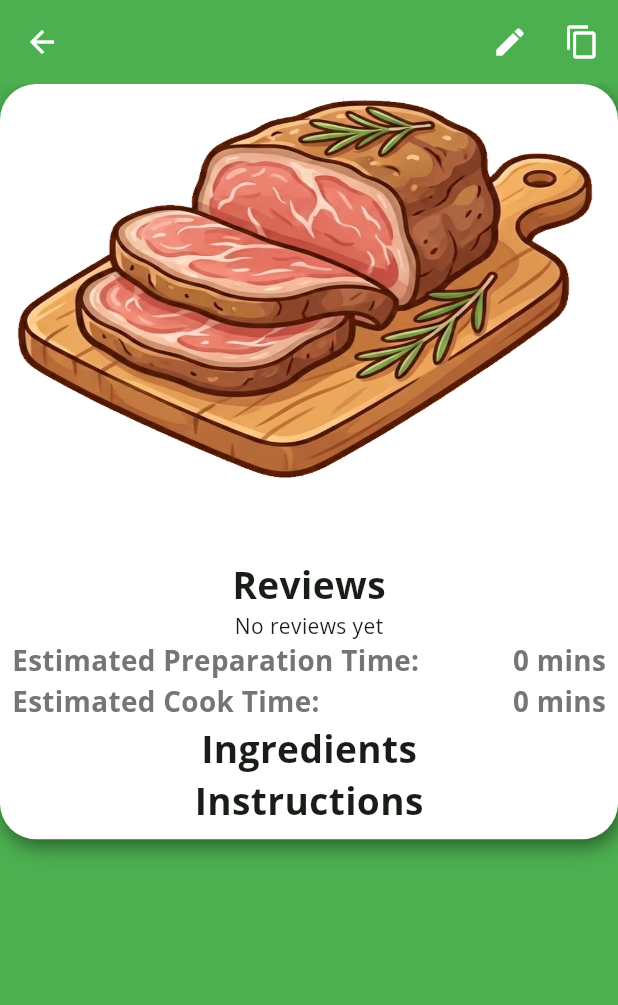
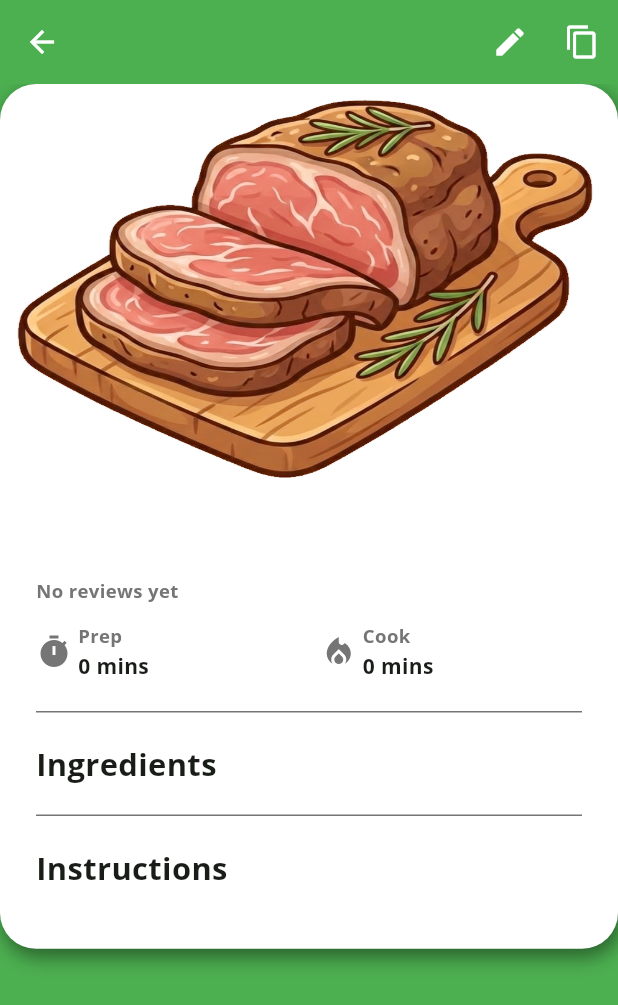
Before and after one commit to JamesMeta/Menu-Plus, a Flutter app: the RecipeViewer screen opened directly with empty values, on a phone screen of 412 x 824 dp. Shown: the top 1005 px of the screen. Run offline on Flutter 3.47's test engine with Material 3 defaults, Android fonts, the phone set to English and light mode, and no system bars; our stand-ins replace cached_network_image, flutter_screenutil, go_router, google_sign_in, image_cropper, image_picker and 2 more; accounts and stored records are empty; network calls fail.

Commit message:
recipe viewer formatted to meet UI quality Standards
Co-authored-by: Copilot <copilot@github.com>

```diff
--- a/rankmyroast/lib/screens/navigational_base_screen/views/recipe/recipe_view.dart
+++ b/rankmyroast/lib/screens/navigational_base_screen/views/recipe/recipe_view.dart
@@ -207,6 +207,7 @@ class _RecipeViewState extends State<RecipeView> {
                                     extra: ViewRecipeExtra(
                                       group: _selectedGroup!,
                                       recipe: recipe,
+                                      userGroups: groups,
                                     ),
                                   );
                                 },
--- a/rankmyroast/lib/screens/navigational_base_screen/views/recipe/screens/create/widgets/time_section_widget.dart
+++ b/rankmyroast/lib/screens/navigational_base_screen/views/recipe/screens/create/widgets/time_section_widget.dart
@@ -69,6 +69,7 @@ class TimeSectionWidget extends StatelessWidget {
                     textAlign: TextAlign.left,
                   ),
                   children: [
+                    Divider(color: Colors.grey[600]!),
                     Column(
                       mainAxisSize: MainAxisSize.min,
                       crossAxisAlignment: CrossAxisAlignment.start,
@@ -93,6 +94,7 @@ class TimeSectionWidget extends StatelessWidget {
                                     child: TextField(
                                       controller: controllerPrepTime,
                                       keyboardType: TextInputType.number,
+                                      textAlign: TextAlign.center,
                                       decoration: InputDecoration(
                                         border: OutlineInputBorder(
                                           borderRadius: BorderRadius.circular(
@@ -125,6 +127,7 @@ class TimeSectionWidget extends StatelessWidget {
                                     child: TextField(
                                       controller: controllerCookTime,
                                       keyboardType: TextInputType.number,
+                                      textAlign: TextAlign.center,
                                       decoration: InputDecoration(
                                         border: OutlineInputBorder(
                                           borderRadius: BorderRadius.circular(
--- a/rankmyroast/lib/screens/navigational_base_screen/views/recipe/screens/viewer/recipe_viewer.dart
+++ b/rankmyroast/lib/screens/navigational_base_screen/views/recipe/screens/viewer/recipe_viewer.dart
@@ -1,6 +1,8 @@
 import 'package:cached_network_image/cached_network_image.dart';
 import 'package:flutter/material.dart';
 import 'package:flutter_screenutil/flutter_screenutil.dart';
+import 'package:go_router/go_router.dart';
+import 'package:rankmyroast/classes/extra/create_recipe_extra.dart';
 import 'package:rankmyroast/classes/modals/group.dart';
 import 'package:rankmyroast/classes/modals/recipe.dart';
 import 'package:rankmyroast/classes/modals/recipe_rating.dart';
@@ -11,8 +13,9 @@ import 'package:supabase_flutter/supabase_flutter.dart';
 class RecipeViewer extends StatefulWidget {
   final Recipe? recipe;
   final Group? group;
+  final List<Group>? userGroups;
 
-  const RecipeViewer({super.key, this.recipe, this.group});
+  const RecipeViewer({super.key, this.recipe, this.group, this.userGroups});
 
   @override
   State<RecipeViewer> createState() => _RecipeViewerState();
@@ -22,6 +25,7 @@ class _RecipeViewerState extends State<RecipeViewer> {
   late final bool _isOwner;
   late final Recipe _recipe;
   late final Group? _group;
+  late final List<Group>? _userGroups;
   late final String? _recipeImageUrl;
 
   late final Future<List<RecipeRating>?> _ratings;
@@ -31,6 +35,7 @@ class _RecipeViewerState extends State<RecipeViewer> {
     _recipe = widget.recipe!;
     _recipeImageUrl = _recipe.publicImageUrl;
     _group = widget.group;
+    _userGroups = widget.userGroups;
 
     _isOwner = _recipe.userId == Supabase.instance.client.auth.currentUser!.id;
     _ratings = _fetchRatings();
@@ -44,10 +49,17 @@ class _RecipeViewerState extends State<RecipeViewer> {
         backgroundColor: Colors.green,
         foregroundColor: Colors.white,
         actions: [
-          _isOwner
+          _isOwner && _userGroups != null
               ? IconButton(
                 onPressed: () {
-                  //TODO
+                  context.pushReplacement(
+                    "/base/create-recipe",
+                    extra: CreateRecipeExtra(
+                      recipeToEdit: _recipe,
+                      selectedGroup: _group,
+                      groups: _userGroups,
+                    ),
+                  );
                 },
                 icon: Icon(Icons.edit),
               )
@@ -99,7 +111,7 @@ class _RecipeViewerState extends State<RecipeViewer> {
                                 imageUrl: _recipeImageUrl,
                                 fit: BoxFit.fill,
                                 width: double.infinity,
-                                height: 300.h,
+                                height: 250.h,
 
                                 placeholder:
                                     (context, url) =>
@@ -125,24 +137,25 @@ class _RecipeViewerState extends State<RecipeViewer> {
                 ),
 
                 Padding(
-                  padding: const EdgeInsets.all(8.0),
+                  padding: const EdgeInsets.symmetric(
+                    vertical: 8,
+                    horizontal: 24,
+                  ),
                   child: Column(
+                    crossAxisAlignment: CrossAxisAlignment.start,
                     children: [
                       Text(
                         _recipe.name,
+                        textAlign: TextAlign.center,
                         style: TextStyle(
                           fontSize: 24.sp,
                           fontWeight: FontWeight.bold,
                         ),
+                        maxLines: 1,
+                        overflow: TextOverflow.ellipsis,
                       ),
 
-                      Text(
-                        "Reviews",
-                        style: TextStyle(
-                          fontSize: 24.sp,
-                          fontWeight: FontWeight.bold,
-                        ),
-                      ),
+                      SizedBox(height: 12),
 
                       FutureBuilder(
                         future: _ratings,
@@ -154,7 +167,14 @@ class _RecipeViewerState extends State<RecipeViewer> {
                               ConnectionState.done) {
                             final ratings = snapshot.data;
                             if (ratings == null || ratings.isEmpty) {
-                              return Text("No reviews yet");
+                              return Text(
+                                "No reviews yet",
+                                style: TextStyle(
+                                  fontSize: 12.sp,
+                                  color: Colors.grey[600],
+                                  fontWeight: FontWeight.bold,
+                                ),
+                              );
                             } else {
                               if (_group != null) {
                                 if (_group.useRating) {
@@ -226,63 +246,90 @@ class _RecipeViewerState extends State<RecipeViewer> {
                         },
                       ),
 
+                      SizedBox(height: 12),
                       Column(
                         children: [
                           Row(
-                            mainAxisAlignment: MainAxisAlignment.spaceBetween,
+                            mainAxisAlignment: MainAxisAlignment.start,
+                            children: [
+                              Row(
+                                children: [
+                                  Icon(Icons.timer, color: Colors.grey[600]),
+                                  SizedBox(width: 4),
+                                  Column(
+                                    crossAxisAlignment:
+                                        CrossAxisAlignment.start,
                                     children: [
                                       Text(
-                                "Estimated Preparation Time: ",
+                                        "Prep",
                                         style: TextStyle(
-                                  fontSize: 18.sp,
+                                          fontSize: 12.sp,
+                                          color: Colors.grey[600],
                                           fontWeight: FontWeight.bold,
-                                  color: Colors.grey[600],
                                         ),
                                       ),
-
+                                      SizedBox(height: 2),
                                       Text(
                                         _recipe.prepTime != null
                                             ? "${_recipe.prepTime} mins"
                                             : "???",
                                         style: TextStyle(
-                                  fontSize: 18.sp,
                                           fontWeight: FontWeight.bold,
-                                  color: Colors.grey[600],
-                                ),
-                              ),
-                            ],
-                          ),
-
-                          Row(
-                            mainAxisAlignment: MainAxisAlignment.spaceBetween,
-                            children: [
-                              Text(
-                                "Estimated Cook Time: ",
-                                style: TextStyle(
-                                  fontSize: 18.sp,
-                                  fontWeight: FontWeight.bold,
-                                  color: Colors.grey[600],
-                                ),
-                              ),
-
-                              Text(
-                                _recipe.cookTime != null
-                                    ? "${_recipe.cookTime} mins"
-                                    : "???",
-                                style: TextStyle(
-                                  fontSize: 18.sp,
-                                  fontWeight: FontWeight.bold,
-                                  color: Colors.grey[600],
                                         ),
                                       ),
                                     ],
                                   ),
                                 ],
                               ),
+
+                              SizedBox(width: 100.w),
+
+                              Row(
+                                children: [
+                                  Icon(
+                                    Icons.local_fire_department,
+                                    color: Colors.grey[600],
+                                  ),
+                                  SizedBox(width: 4),
+                                  Column(
+                                    crossAxisAlignment:
+                                        CrossAxisAlignment.start,
+                                    children: [
+                                      Text(
+                                        "Cook",
+                                        style: TextStyle(
+                                          fontSize: 12.sp,
+                                          color: Colors.grey[600],
+                                          fontWeight: FontWeight.bold,
+                                        ),
+                                      ),
+                                      SizedBox(height: 2),
+                                      Text(
+                                        _recipe.cookTime != null
+                                            ? "${_recipe.cookTime} mins"
+                                            : "???",
+                                        style: TextStyle(
+                                          fontWeight: FontWeight.bold,
+                                        ),
+                                      ),
+                                    ],
+                                  ),
+                                ],
+                              ),
+                            ],
+                          ),
+                        ],
+                      ),
+
+                      SizedBox(height: 12),
+
+                      Divider(color: Colors.grey[600]),
+
+                      SizedBox(height: 12),
                       Text(
                         "Ingredients",
                         style: TextStyle(
-                          fontSize: 24.sp,
+                          fontSize: 20.sp,
                           fontWeight: FontWeight.bold,
                         ),
                       ),
@@ -291,11 +338,15 @@ class _RecipeViewerState extends State<RecipeViewer> {
                         itemList: _recipe.ingredientList,
                         numbered: false,
                       ),
+                      SizedBox(height: 12),
 
+                      Divider(color: Colors.grey[600]),
+
+                      SizedBox(height: 12),
                       Text(
                         "Instructions",
                         style: TextStyle(
-                          fontSize: 24.sp,
+                          fontSize: 20.sp,
                           fontWeight: FontWeight.bold,
                         ),
                       ),
@@ -304,6 +355,8 @@ class _RecipeViewerState extends State<RecipeViewer> {
                         itemList: _recipe.instructionsList,
                         numbered: true,
                       ),
+
+                      SizedBox(height: 32),
                     ],
                   ),
                 ),
```
Also changed, not shown: rankmyroast/lib/classes/extra/view_recipe_extra.dart (+6 -1 lines), rankmyroast/lib/main.dart (+6 -1 lines), rankmyroast/lib/screens/navigational_base_screen/views/recipe/screens/create/create_recipe_screen.dart (+34 -0 lines), rankmyroast/lib/screens/navigational_base_screen/views/recipe/screens/create/widgets/widgets/item_list_view_widget.dart (+8 -4 lines), rankmyroast/lib/screens/navigational_base_screen/views/recipe/screens/viewer/widgets/recipe_list_widget.dart (+9 -4 lines). Lines whose indentation alone changed are shown as unchanged.
